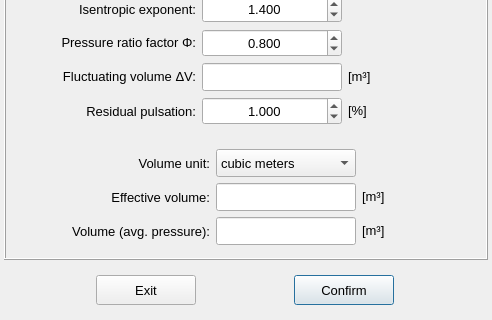
open-pulse/OpenPulse, file pulse/interface/data/ui_files/model/setup/acoustic/pulsation_damper_calculator_inputs.ui: the form before one commit; both pictures show x 0 to 492 and y 212 to 532 of the 492 by 532 pixel window.
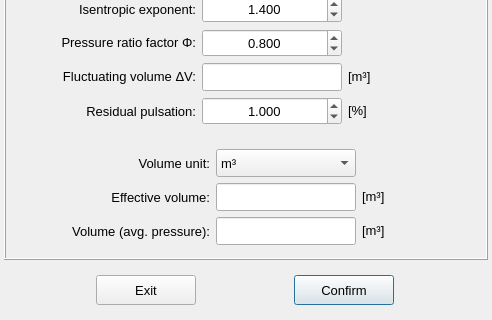
The form after the commit.

What changed in the file:
```diff
--- a/pulse/interface/data/ui_files/model/setup/acoustic/pulsation_damper_calculator_inputs.ui
+++ b/pulse/interface/data/ui_files/model/setup/acoustic/pulsation_damper_calculator_inputs.ui
@@ -887,7 +887,7 @@
            </property>
            <item>
             <property name="text">
-             <string>cubic meters</string>
+             <string>m³</string>
             </property>
            </item>
            <item>
```
Left out of the diff: 6 changed lines with no effect on the pictures.
